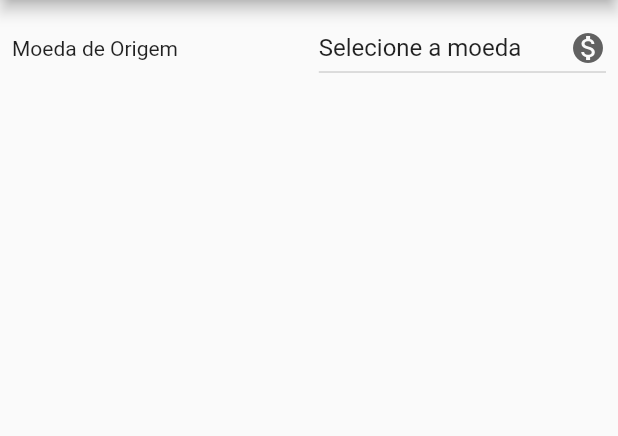
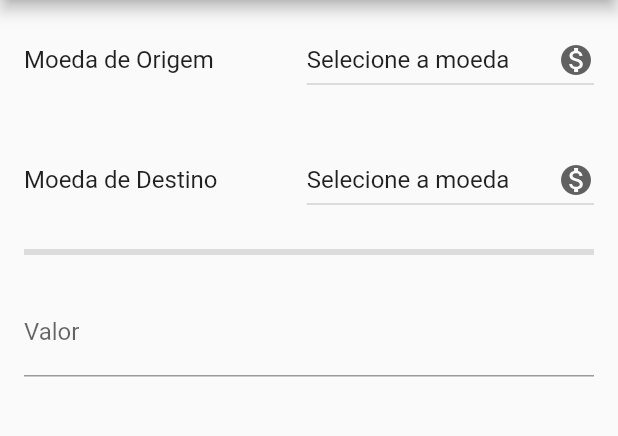
Before and after one commit to danguimaraes86/uniceub-flutter-currency_converter, a Flutter app: the screen it shows after launch, on a phone screen of 412 x 824 dp, the part 84-520 px from its top. Run offline on Flutter 3.47's test engine with Material 2 defaults, Android fonts, the phone set to English and light mode, and no system bars.

Commit message:
add: new divider and textfield widget

```diff
--- a/lib/pages/home.dart
+++ b/lib/pages/home.dart
@@ -1,4 +1,4 @@
-import 'package:currency_converter/models/currency.dart';
+import 'package:currency_converter/components/currency_selector.dart';
 import 'package:flutter/material.dart';
 
 class MyHomePage extends StatelessWidget {
@@ -15,46 +15,30 @@ class MyHomePage extends StatelessWidget {
       appBar: AppBar(
         title: Text(title),
       ),
-      body: CurrencySelect(),
-    );
-  }
-}
-
-class CurrencySelect extends StatefulWidget {
-  @override
-  State<StatefulWidget> createState() {
-    return CurrencySelectState();
-  }
-}
-
-class CurrencySelectState extends State<CurrencySelect> {
-  String moedaOrigem = 'hint';
-
-  @override
-  Widget build(BuildContext context) {
-    return Padding(
-      padding: const EdgeInsets.all(8.0),
-      child: Row(
-        mainAxisAlignment: MainAxisAlignment.spaceBetween,
+      body: Column(
         children: [
-          Text('Moeda de Origem'),
-          DropdownButton<String>(
-            hint: Text('Selecione uma moeda'),
-            icon: Icon(Icons.monetization_on),
-            value: moedaOrigem,
-            onChanged: (newValue) {
-              print(newValue);
-              setState(() {
-                moedaOrigem = newValue!;
-              });
-            },
-            items: currencies.map((e) {
-              return DropdownMenuItem<String>(
-                value: e.currencySymbol,
-                child: Text(e.currencyName),
-              );
-            }).toList(),
+          CurrencySelector(
+            label: 'Moeda de Origem',
           ),
+          CurrencySelector(
+            label: 'Moeda de Destino',
+          ),
+          const Divider(
+            height: 16,
+            thickness: 4,
+            indent: 16,
+            endIndent: 16,
+          ),
+          Padding(
+            padding: const EdgeInsets.all(16.0),
+            child: TextField(
+              decoration: InputDecoration(
+                label: Text('Valor'),
+                hintText: 'Digite o valor para conversão',
+              ),
+              keyboardType: TextInputType.number,
+            ),
+          )
         ],
       ),
     );
```
